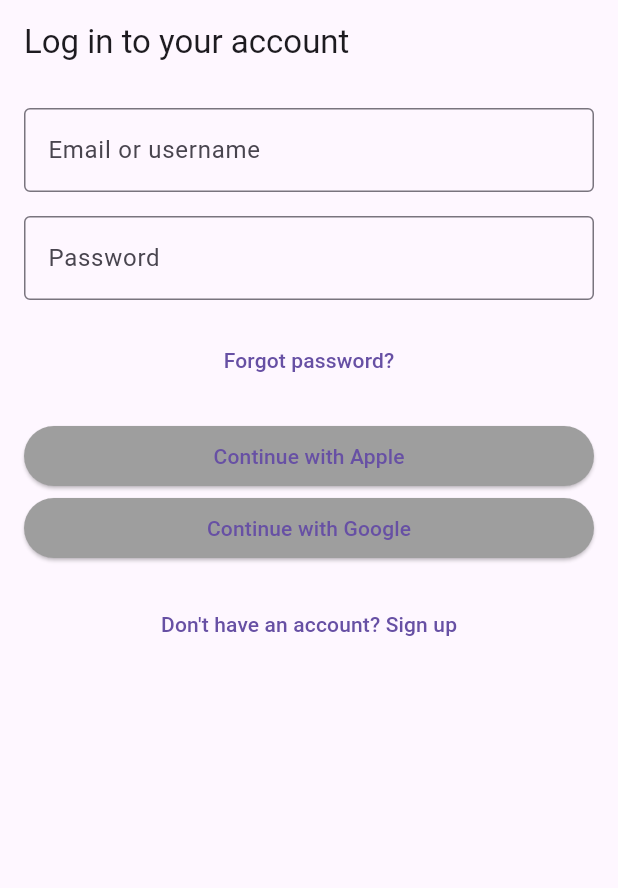
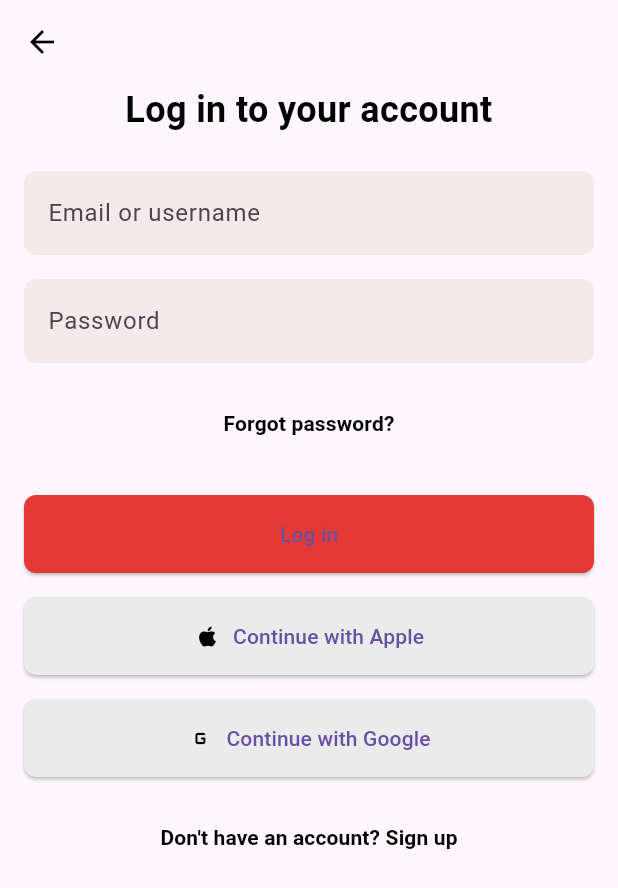
Before and after one commit to AlishanMirza/BloodLink, a Flutter app: the screen it shows after launch, on a phone screen of 412 x 824 dp. Shown: the top 888 px of the screen. Run offline on Flutter 3.47's test engine with Material 3 defaults, Android fonts, the phone set to English and light mode, and no system bars.

Commit message:
Update login.dart

```diff
--- a/lib/login.dart
+++ b/lib/login.dart
@@ -1,5 +1,6 @@
 import 'package:flutter/material.dart';
 import 'create_account.dart';
+import 'forgetpass.dart'; // Import the forgetpass.dart file
 
 class LoginPage extends StatefulWidget {
   @override
@@ -15,18 +16,38 @@ class _LoginPageState extends State<LoginPage> {
   Widget build(BuildContext context) {
     return Scaffold(
       appBar: AppBar(
-        title: Text('Log in to your account'),
+        backgroundColor: Colors.transparent,
+        elevation: 0,
+        leading: IconButton(
+          icon: Icon(Icons.arrow_back, color: Colors.black),
+          onPressed: () => Navigator.of(context).pop(),
+        ),
       ),
       body: Padding(
-        padding: const EdgeInsets.all(16.0),
+        padding: const EdgeInsets.symmetric(horizontal: 16.0),
         child: Form(
           key: _formKey,
           child: ListView(
             children: <Widget>[
+              Text(
+                'Log in to your account',
+                style: TextStyle(
+                  fontSize: 24,
+                  fontWeight: FontWeight.bold,
+                  color: Colors.black,
+                ),
+                textAlign: TextAlign.center,
+              ),
+              SizedBox(height: 24.0),
               TextFormField(
                 decoration: InputDecoration(
-                  labelText: 'Email or username',
-                  border: OutlineInputBorder(),
+                  hintText: 'Email or username',
+                  filled: true,
+                  fillColor: Color(0xFFF5E9E9),
+                  border: OutlineInputBorder(
+                    borderSide: BorderSide.none,
+                    borderRadius: BorderRadius.circular(8.0),
+                  ),
                 ),
                 validator: (value) {
                   if (value == null || value.isEmpty) {
@@ -41,8 +62,13 @@ class _LoginPageState extends State<LoginPage> {
               SizedBox(height: 16.0),
               TextFormField(
                 decoration: InputDecoration(
-                  labelText: 'Password',
-                  border: OutlineInputBorder(),
+                  hintText: 'Password',
+                  filled: true,
+                  fillColor: Color(0xFFF5E9E9),
+                  border: OutlineInputBorder(
+                    borderSide: BorderSide.none,
+                    borderRadius: BorderRadius.circular(8.0),
+                  ),
                 ),
                 obscureText: true,
                 validator: (value) {
@@ -58,27 +84,62 @@ class _LoginPageState extends State<LoginPage> {
               SizedBox(height: 16.0),
               TextButton(
                 onPressed: () {
-                  // Handle forgot password
+                  Navigator.push(
+                    context,
+                    MaterialPageRoute(
+                        builder: (context) => ForgetPasswordPage()),
+                  );
                 },
-                child: Text('Forgot password?'),
+                child: Text(
+                  'Forgot password?',
+                  style: TextStyle(
+                    fontWeight: FontWeight.bold,
+                    color: Colors.black,
+                  ),
+                ),
+              ),
+              SizedBox(height: 24.0),
+              ElevatedButton(
+                onPressed: () {
+                  // Handle login logic
+                },
+                child: Text('Log in'),
+                style: ElevatedButton.styleFrom(
+                  backgroundColor: Color(0xFFE53935),
+                  shape: RoundedRectangleBorder(
+                    borderRadius: BorderRadius.circular(8.0),
+                  ),
+                  padding: EdgeInsets.symmetric(vertical: 16.0),
+                ),
               ),
               SizedBox(height: 16.0),
-              ElevatedButton(
+              ElevatedButton.icon(
                 onPressed: () {
                   // Handle login with Apple
                 },
-                child: Text('Continue with Apple'),
+                icon: Icon(Icons.apple, color: Colors.black),
+                label: Text('Continue with Apple'),
                 style: ElevatedButton.styleFrom(
-                  backgroundColor: Colors.grey, // Adjust color as needed
+                  backgroundColor: Color(0xFFEBEBEB),
+                  shape: RoundedRectangleBorder(
+                    borderRadius: BorderRadius.circular(8.0),
+                  ),
+                  padding: EdgeInsets.symmetric(vertical: 16.0),
                 ),
               ),
-              ElevatedButton(
+              SizedBox(height: 16.0),
+              ElevatedButton.icon(
                 onPressed: () {
                   // Handle login with Google
                 },
-                child: Text('Continue with Google'),
+                icon: Icon(Icons.g_mobiledata, color: Colors.black),
+                label: Text('Continue with Google'),
                 style: ElevatedButton.styleFrom(
-                  backgroundColor: Colors.grey, // Adjust color as needed
+                  backgroundColor: Color(0xFFEBEBEB),
+                  shape: RoundedRectangleBorder(
+                    borderRadius: BorderRadius.circular(8.0),
+                  ),
+                  padding: EdgeInsets.symmetric(vertical: 16.0),
                 ),
               ),
               SizedBox(height: 16.0),
@@ -90,7 +151,13 @@ class _LoginPageState extends State<LoginPage> {
                         builder: (context) => CreateAccountPage()),
                   );
                 },
-                child: Text("Don't have an account? Sign up"),
+                child: Text(
+                  "Don't have an account? Sign up",
+                  style: TextStyle(
+                    fontWeight: FontWeight.bold,
+                    color: Colors.black,
+                  ),
+                ),
               ),
             ],
           ),
```
